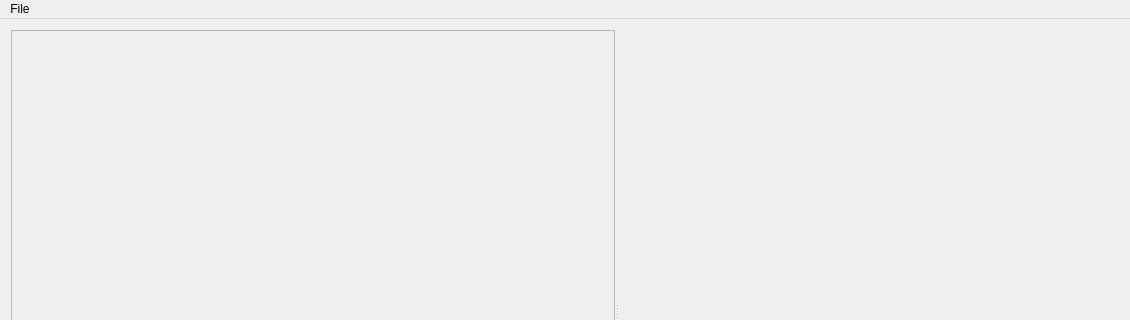
First picture: the form in src/ui/mainwindow.ui, repository elsamuko/copymove2, before the edit; both pictures show x 0 to 1130 and y 0 to 320 of the 1130 by 627 pixel window.
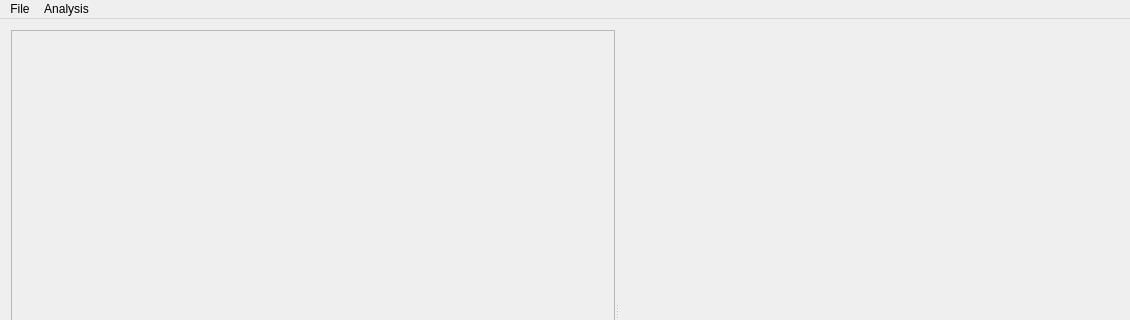
Second picture: the form after the edit. Custom widgets are drawn as their Qt base class.

Commit message: add: menu entry + shortcut to run analysis

Diff of the .ui file:
```diff
--- a/src/ui/mainwindow.ui
+++ b/src/ui/mainwindow.ui
@@ -62,7 +62,14 @@
     <addaction name="actionOpen"/>
     <addaction name="actionExit"/>
    </widget>
+   <widget class="QMenu" name="menuAnalysis">
+    <property name="title">
+     <string>Analysis</string>
+    </property>
+    <addaction name="actionRun"/>
+   </widget>
    <addaction name="menuFile"/>
+   <addaction name="menuAnalysis"/>
   </widget>
   <widget class="QStatusBar" name="statusBar"/>
   <action name="actionOpen">
```
Left out of the diff: 8 changed lines with no effect on the pictures. The commit also changes 3 other files.
